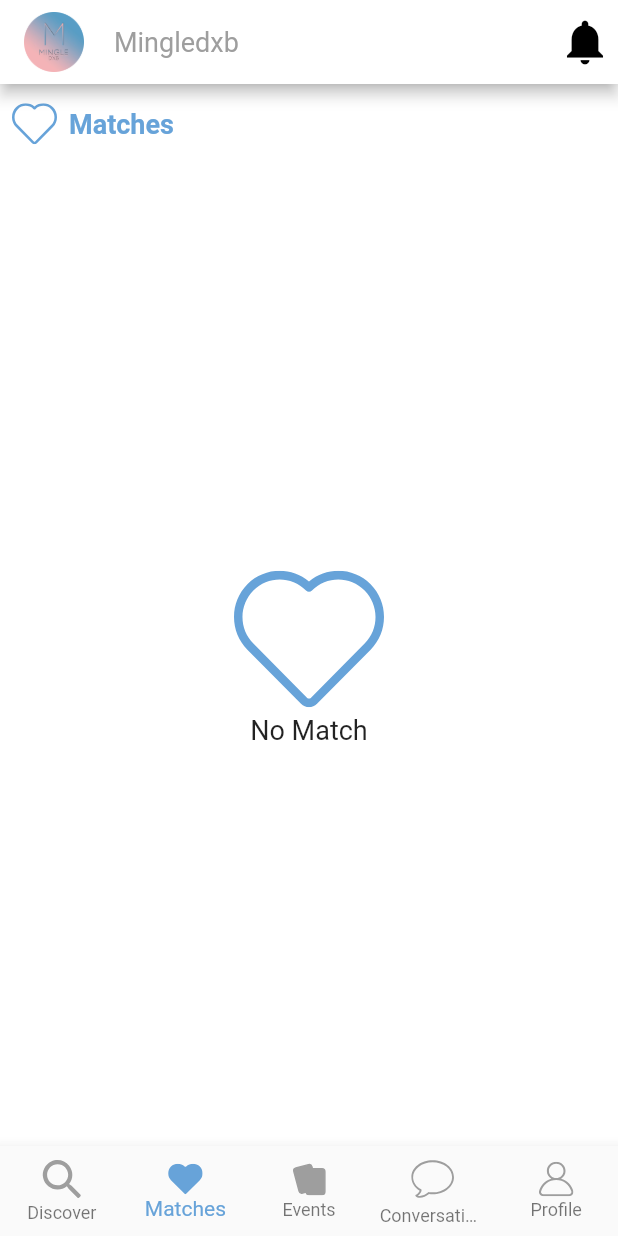
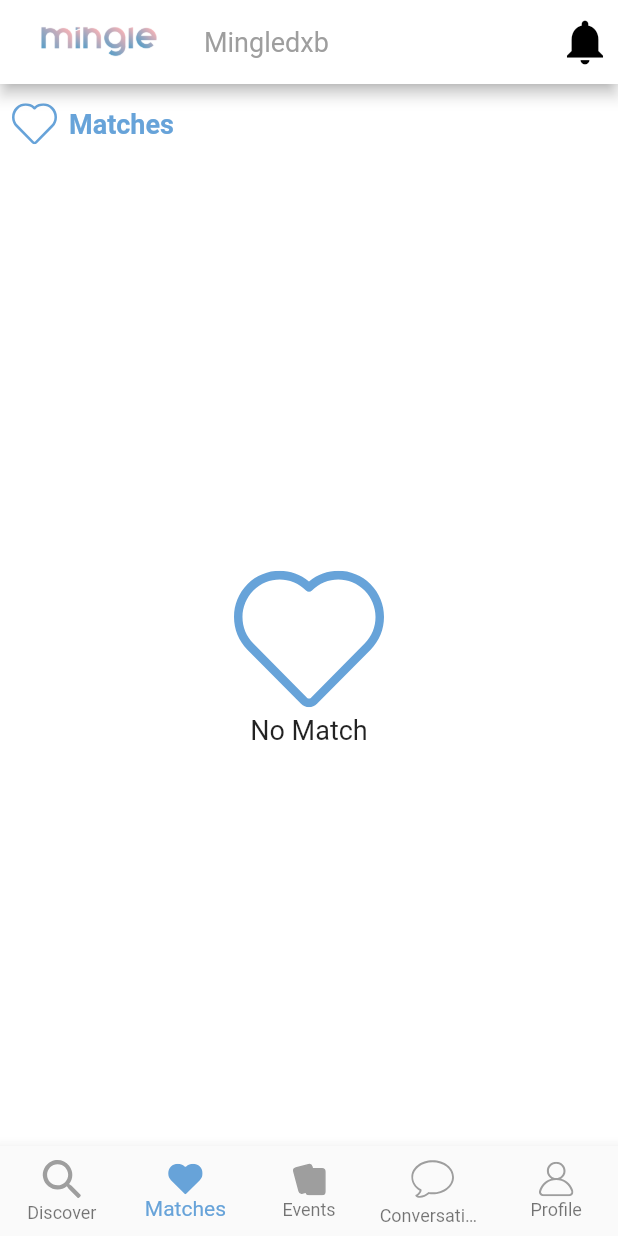
Before and after one commit to vimala-pedapati/dating_app, a Flutter app: the HomeScreen screen opened directly, item 2 of the bottom bar chosen, on a phone screen of 412 x 824 dp. Run offline on Flutter 3.47's test engine with Material 2 defaults, Android fonts, the phone set to English and light mode, and no system bars; our stand-ins replace cloud_firestore, country_code_picker, firebase_auth, firebase_core, firebase_messaging, firebase_storage and 13 more; missing offline and left inert: flutter_cupertino_datetime_picker, place_picker; accounts and stored records are empty.

```diff
--- a/lib/screens/home_screen.dart
+++ b/lib/screens/home_screen.dart
@@ -248,8 +248,12 @@ class _HomeScreenState extends State<HomeScreen> {
           ? AppBar(
               title: Row(
                 children: [
-                  Image.asset("assets/images/app_logo.png",
-                      width: 40, height: 40),
+                  Image.asset(
+                    "assets/images/app_logo.png",
+                    // scale: 2,
+                    width: 100,
+                    height: 40
+                  ),
                   const SizedBox(width: 20),
                   const Text(
                     APP_NAME,
--- a/pubspec.yaml
+++ b/pubspec.yaml
@@ -58,7 +58,7 @@ dependencies:
   geocoding: 2.0.5 # Used to translate User latitude and longitude coordinates into a readable address
   rxdart: 0.27.3 # required by geoflutterfire plugin that helps us to query users by geolocation center
   shimmer: 2.0.0 # Used to create placeholder widget while app is loading the image
-  timeago: 3.4.0 # Used to create fuzzy timestamps: (e.g. "3 minutes ago")
+  timeago: # Used to create fuzzy timestamps: (e.g. "3 minutes ago")
   share: ^2.0.4 # Used to share application content in other applications
   flutter_cupertino_datetime_picker: 3.0.0
   place_picker: 0.10.0 # This plugin help us to create Passport feature
```
Also changed, not shown: assets/images/app_logo.png, pubspec.lock.
